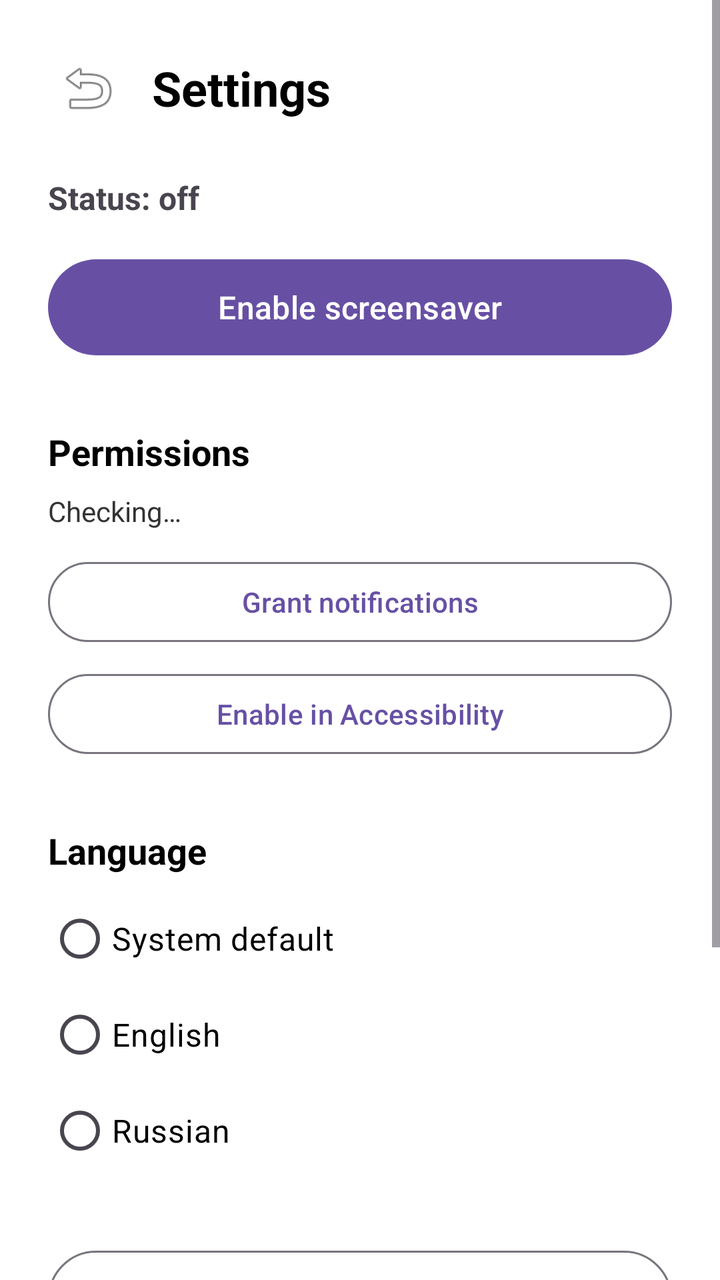
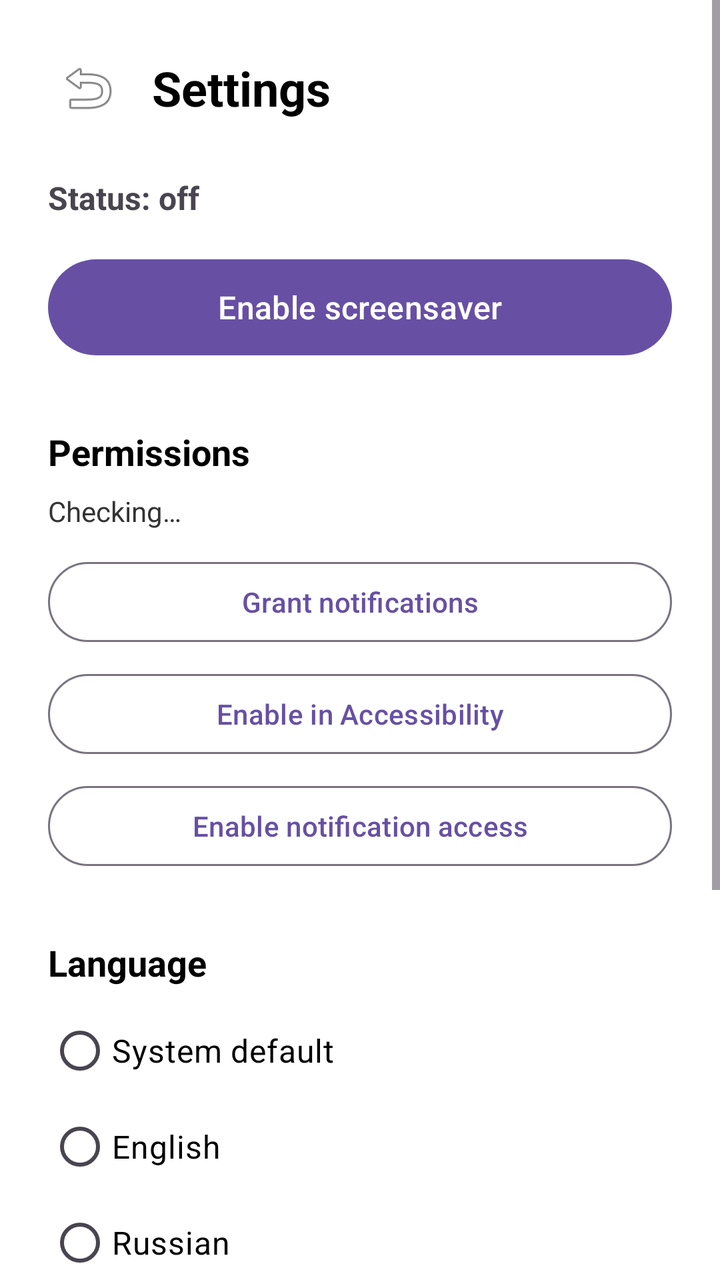

An Android layout rendered at two revisions. The XML below is the earlier revision; the diff shows what the commit changed to produce the second picture.
<!-- AndroidManifest.xml: application theme Theme.EinkScreensaver -->
<!-- res/layout/activity_settings.xml -->
<?xml version="1.0" encoding="utf-8"?>
<ScrollView xmlns:android="http://schemas.android.com/apk/res/android"
    android:layout_width="match_parent"
    android:layout_height="match_parent"
    android:background="#FFFFFF">

    <LinearLayout
        android:layout_width="match_parent"
        android:layout_height="wrap_content"
        android:orientation="vertical"
        android:padding="24dp">

        
        <LinearLayout
            android:layout_width="match_parent"
            android:layout_height="wrap_content"
            android:orientation="horizontal"
            android:gravity="center_vertical"
            android:layout_marginBottom="24dp">

            <ImageButton
                android:id="@+id/btnBack"
                android:layout_width="40dp"
                android:layout_height="40dp"
                android:src="@android:drawable/ic_menu_revert"
                android:background="?attr/selectableItemBackgroundBorderless"
                android:contentDescription="@string/back"
                android:scaleType="centerInside"
                android:layout_marginEnd="12dp" />

            <TextView
                android:layout_width="wrap_content"
                android:layout_height="wrap_content"
                android:text="@string/settings_title"
                android:textSize="24sp"
                android:textStyle="bold"
                android:textColor="#000000" />
        </LinearLayout>

        
        <TextView
            android:id="@+id/statusText"
            android:layout_width="wrap_content"
            android:layout_height="wrap_content"
            android:text="@string/status_off"
            android:textSize="16sp"
            android:textStyle="bold"
            android:layout_marginBottom="16dp" />

        <Button
            android:id="@+id/toggleButton"
            android:layout_width="match_parent"
            android:layout_height="56dp"
            android:text="@string/enable_screensaver"
            android:textSize="16sp"
            android:layout_marginBottom="32dp" />

        
        <LinearLayout
            android:id="@+id/permissionSection"
            android:layout_width="match_parent"
            android:layout_height="wrap_content"
            android:orientation="vertical"
            android:layout_marginBottom="32dp">

            <TextView
                android:layout_width="wrap_content"
                android:layout_height="wrap_content"
                android:text="@string/permissions_title"
                android:textSize="18sp"
                android:textStyle="bold"
                android:textColor="#000000"
                android:layout_marginBottom="8dp" />

            <TextView
                android:id="@+id/permissionStatusText"
                android:layout_width="wrap_content"
                android:layout_height="wrap_content"
                android:text="@string/checking"
                android:textSize="14sp"
                android:textColor="#333333"
                android:layout_marginBottom="12dp" />

            <Button
                android:id="@+id/btnGrantNotification"
                android:layout_width="match_parent"
                android:layout_height="48dp"
                android:text="@string/grant_notifications"
                android:textSize="14sp"
                android:layout_marginBottom="8dp"
                style="@style/Widget.Material3.Button.OutlinedButton" />

            <Button
                android:id="@+id/btnGrantA11y"
                android:layout_width="match_parent"
                android:layout_height="48dp"
                android:text="@string/grant_a11y"
                android:textSize="14sp"
                style="@style/Widget.Material3.Button.OutlinedButton" />
        </LinearLayout>

        
        <TextView
            android:layout_width="wrap_content"
            android:layout_height="wrap_content"
            android:text="@string/language_title"
            android:textSize="18sp"
            android:textStyle="bold"
            android:textColor="#000000"
            android:layout_marginBottom="8dp" />

        <RadioGroup
            android:id="@+id/languageGroup"
            android:layout_width="match_parent"
            android:layout_height="wrap_content"
            android:layout_marginBottom="32dp">

            <RadioButton
                android:id="@+id/radioLangSystem"
                android:layout_width="wrap_content"
                android:layout_height="wrap_content"
                android:text="@string/language_system"
                android:textSize="16sp"
                android:textColor="#000000"
                android:paddingVertical="4dp" />

            <RadioButton
                android:id="@+id/radioLangEnglish"
                android:layout_width="wrap_content"
                android:layout_height="wrap_content"
                android:text="@string/language_english"
                android:textSize="16sp"
                android:textColor="#000000"
                android:paddingVertical="4dp" />

            <RadioButton
                android:id="@+id/radioLangRussian"
                android:layout_width="wrap_content"
                android:layout_height="wrap_content"
                android:text="@string/language_russian"
                android:textSize="16sp"
                android:textColor="#000000"
                android:paddingVertical="4dp" />
        </RadioGroup>

        
        <Button
            android:id="@+id/btnModuleSettings"
            android:layout_width="match_parent"
            android:layout_height="56dp"
            android:text="@string/module_settings_title"
            android:textSize="16sp"
            android:layout_marginBottom="32dp"
            style="@style/Widget.Material3.Button.OutlinedButton" />

        
        <TextView
            android:id="@+id/btnHowItWorks"
            android:layout_width="wrap_content"
            android:layout_height="wrap_content"
            android:layout_marginTop="8dp"
            android:text="@string/how_it_works"
            android:textSize="16sp"
            android:textColor="#1976D2"
            android:textStyle="bold"
            android:background="?attr/selectableItemBackground"
            android:padding="8dp"
            android:layout_marginBottom="16dp" />

        
        <TextView
            android:id="@+id/btnAbout"
            android:layout_width="wrap_content"
            android:layout_height="wrap_content"
            android:text="@string/about"
            android:textSize="16sp"
            android:textColor="#1976D2"
            android:textStyle="bold"
            android:background="?attr/selectableItemBackground"
            android:padding="8dp"
            android:layout_marginBottom="32dp" />

    </LinearLayout>
</ScrollView>
<!-- resources referenced by this layout -->
<resources>
  <string name="about">About</string>
  <string name="back">Back</string>
  <string name="checking">Checking…</string>
  <string name="enable_screensaver">Enable screensaver</string>
  <string name="grant_a11y">Enable in Accessibility</string>
  <string name="grant_notifications">Grant notifications</string>
  <string name="how_it_works">How it works?</string>
  <string name="language_english">English</string>
  <string name="language_russian">Russian</string>
  <string name="language_system">System default</string>
  <string name="language_title">Language</string>
  <string name="module_settings_title">Module settings</string>
  <string name="permissions_title">Permissions</string>
  <string name="settings_title">Settings</string>
  <string name="status_off">Status: off</string>
  <style name="Theme.EinkScreensaver" parent="Theme.Material3.Light.NoActionBar">
          <item name="android:statusBarColor">#FFFFFF</item>
          <item name="android:windowLightStatusBar">true</item>
      </style>
</resources>

<!-- the commit's change to res/layout/activity_settings.xml (unified diff, before → after) -->
@@ -96,6 +96,15 @@
                 android:layout_height="48dp"
                 android:text="@string/grant_a11y"
                 android:textSize="14sp"
+                android:layout_marginBottom="8dp"
+                style="@style/Widget.Material3.Button.OutlinedButton" />
+
+            <Button
+                android:id="@+id/btnGrantNotifAccess"
+                android:layout_width="match_parent"
+                android:layout_height="48dp"
+                android:text="@string/grant_notif_access"
+                android:textSize="14sp"
                 style="@style/Widget.Material3.Button.OutlinedButton" />
         </LinearLayout>
 
<!-- resource entries referenced after the edit -->
@@ -5,6 +5,7 @@
   <string name="checking">Checking…</string>
   <string name="enable_screensaver">Enable screensaver</string>
   <string name="grant_a11y">Enable in Accessibility</string>
+  <string name="grant_notif_access">Enable notification access</string>
   <string name="grant_notifications">Grant notifications</string>
   <string name="how_it_works">How it works?</string>
   <string name="language_english">English</string>
